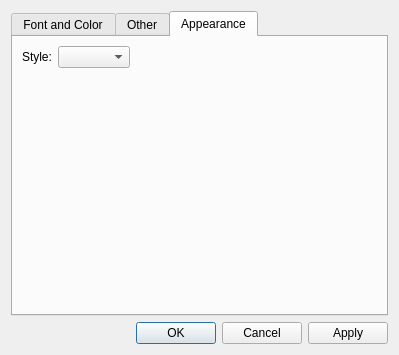
Old version of the form preferencesdialog.ui in the repository jfesh95/aletheia.
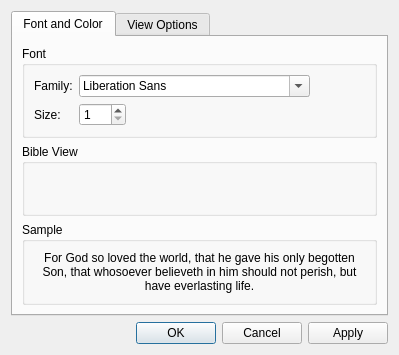
New version of the form. The open tabs and pages were chosen to show the change. Icons and pictures are not drawn.

Commit message: Fixed the cross-reference/new window crash; added next/previous chapter links; other minor tweeks and improvments to code

```diff
--- a/preferencesdialog.ui
+++ b/preferencesdialog.ui
@@ -165,7 +165,7 @@
      </widget>
      <widget class="QWidget" name="otherTab">
       <attribute name="title">
-       <string>Other</string>
+       <string>View Options</string>
       </attribute>
       <layout class="QFormLayout" name="formLayout">
        <property name="fieldGrowthPolicy">
@@ -180,26 +180,6 @@
        </item>
       </layout>
      </widget>
-     <widget class="QWidget" name="appearanceTab">
-      <attribute name="title">
-       <string>Appearance</string>
-      </attribute>
-      <layout class="QFormLayout" name="formLayout_2">
-       <property name="fieldGrowthPolicy">
-        <enum>QFormLayout::FieldsStayAtSizeHint</enum>
-       </property>
-       <item row="0" column="0">
-        <widget class="QLabel" name="label">
-         <property name="text">
-          <string>Style:</string>
-         </property>
-        </widget>
-       </item>
-       <item row="0" column="1">
-        <widget class="QComboBox" name="comboBox"/>
-       </item>
-      </layout>
-     </widget>
     </widget>
    </item>
    <item>
```
Left out of the diff: 22 changed lines with no effect on the pictures. The commit also changes 8 other files.
